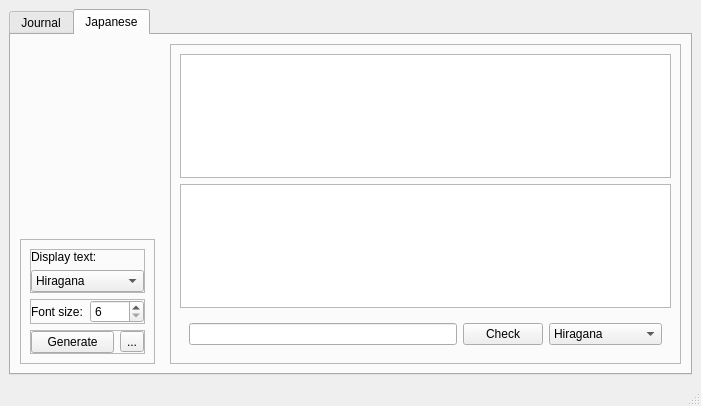
This is Mainwindow.ui in mikewii/PSY as Qt 5 draws it before an edit. The edited form follows.
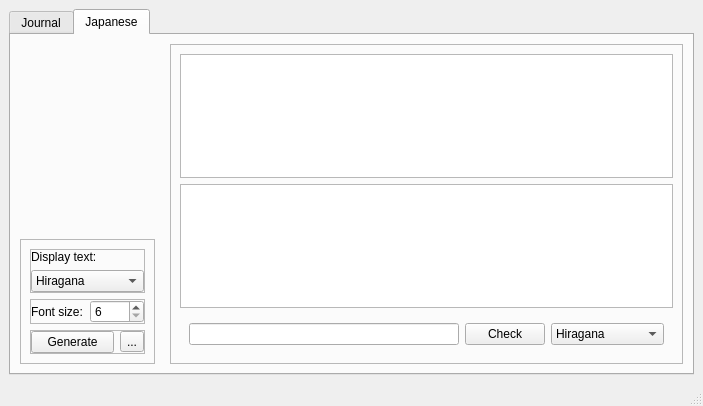
This is the edited form.

Diff of the .ui file:
```diff
--- a/Mainwindow.ui
+++ b/Mainwindow.ui
@@ -9,7 +9,7 @@
    <rect>
     <x>0</x>
     <y>0</y>
-    <width>701</width>
+    <width>703</width>
     <height>406</height>
    </rect>
   </property>
```
Left out of the diff: 6 changed lines with no effect on the pictures.
